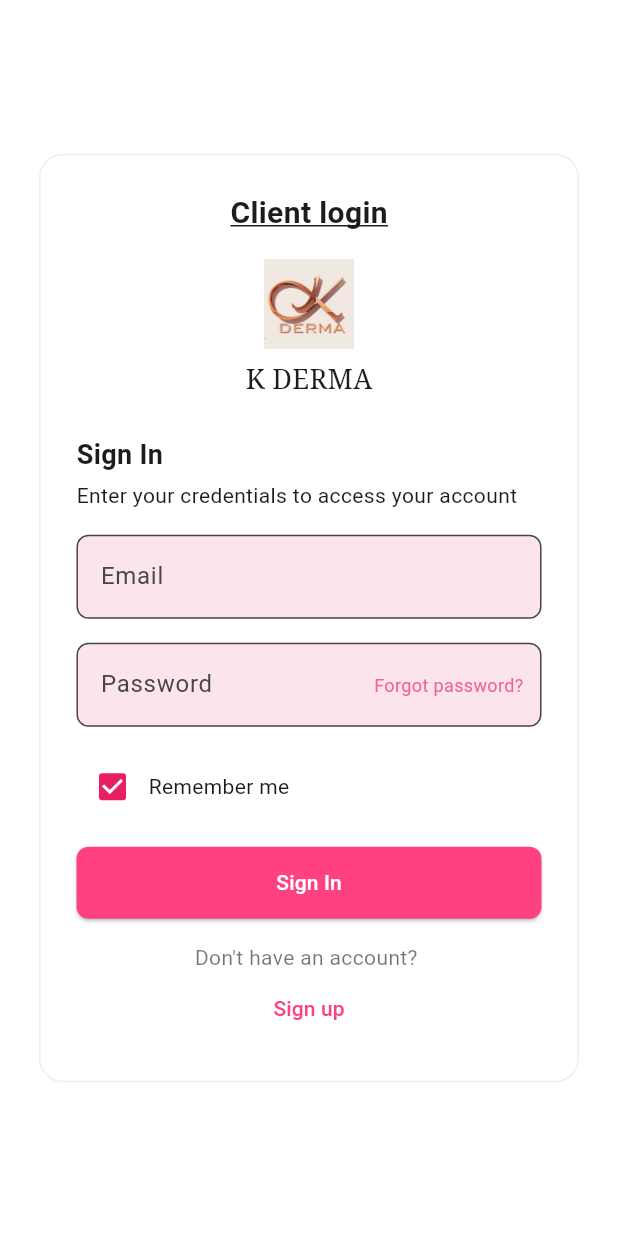
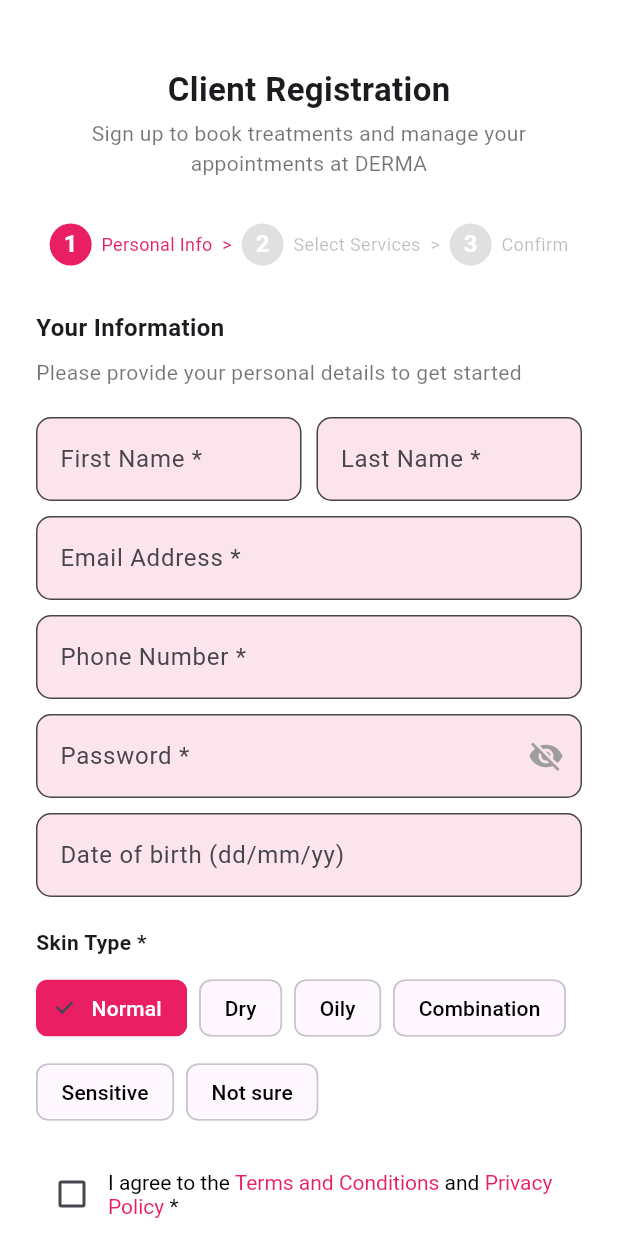
Before and after one commit to ronveee/kderma_mobileapp, a Flutter app: the LoginPage screen opened directly, after a tap on "Sign up", on a phone screen of 412 x 824 dp. Run offline on Flutter 3.47's test engine with Material 3 defaults, Android fonts, the light colour scheme and no system bars; network calls fail; Roboto replaces fonts that are missing (Serif).

Commit message:
Login Ngaa

```diff
--- /dev/null
+++ b/lib/Clientregistrationform.dart
@@ -0,0 +1,236 @@
+import 'package:flutter/material.dart';
+
+class ClientRegistrationForm extends StatefulWidget {
+  const ClientRegistrationForm({super.key});
+
+  @override
+  State<ClientRegistrationForm> createState() => _ClientRegistrationFormState();
+}
+
+class _ClientRegistrationFormState extends State<ClientRegistrationForm> {
+  final _formKey = GlobalKey<FormState>();
+  bool agreeToTerms = false;
+  String selectedSkinType = 'Normal';
+  bool obscurePassword = true;
+
+  final List<String> skinTypes = [
+    'Normal',
+    'Dry',
+    'Oily',
+    'Combination',
+    'Sensitive',
+    'Not sure',
+  ];
+
+  @override
+  Widget build(BuildContext context) {
+    return Scaffold(
+      backgroundColor: Colors.white,
+      resizeToAvoidBottomInset: true, // ✅ allow body to adjust when keyboard appears
+      body: SafeArea(
+        child: SingleChildScrollView(
+          padding: const EdgeInsets.all(24),
+          child: Column(
+            crossAxisAlignment: CrossAxisAlignment.start,
+            children: [
+              const SizedBox(height: 20),
+              const Center(
+                child: Text(
+                  'Client Registration',
+                  style: TextStyle(fontSize: 22, fontWeight: FontWeight.bold),
+                ),
+              ),
+              const SizedBox(height: 4),
+              const Center(
+                child: Text(
+                  'Sign up to book treatments and manage your appointments at DERMA',
+                  textAlign: TextAlign.center,
+                  style: TextStyle(color: Colors.black54),
+                ),
+              ),
+              const SizedBox(height: 30),
+              Row(
+                mainAxisAlignment: MainAxisAlignment.center,
+                children: [
+                  _buildStepCircle('1', true),
+                  const Text('  Personal Info  >  ', style: TextStyle(color: Colors.pink, fontSize: 12,
+                  )),
+                  _buildStepCircle('2', false),
+                  const Text('  Select Services  >  ', style: TextStyle(color: Colors.black26, fontSize: 12)),
+                  _buildStepCircle('3', false),
+                  const Text('  Confirm', style: TextStyle(color: Colors.black26, fontSize: 12)),
+                ],
+              ),
+              const SizedBox(height: 30),
+              Form(
+                key: _formKey,
+                child: Column(
+                  crossAxisAlignment: CrossAxisAlignment.start,
+                  children: [
+                    const Text('Your Information', style: TextStyle(fontSize: 16, fontWeight: FontWeight.bold)),
+                    const SizedBox(height: 8),
+                    const Text('Please provide your personal details to get started', style: TextStyle(color: Colors.black54)),
+                    const SizedBox(height: 20),
+                    Row(
+                      children: [
+                        Expanded(child: _buildTextField('First Name *')),
+                        const SizedBox(width: 10),
+                        Expanded(child: _buildTextField('Last Name *')),
+                      ],
+                    ),
+                    const SizedBox(height: 10),
+                    _buildTextField('Email Address *'),
+                    const SizedBox(height: 10),
+                    _buildTextField('Phone Number *'),
+                    const SizedBox(height: 10),
+                    TextFormField(
+                      obscureText: obscurePassword,
+                      decoration: InputDecoration(
+                        labelText: 'Password *',
+                        suffixIcon: IconButton(
+                          icon: Icon(
+                            obscurePassword ? Icons.visibility_off : Icons.visibility,
+                            color: Colors.grey,
+                          ),
+                          onPressed: () {
+                            setState(() {
+                              obscurePassword = !obscurePassword;
+                            });
+                          },
+                        ),
+                        hintText: 'Password must be at least 8 characters',
+                        filled: true,
+                        fillColor: Colors.pink.shade50,
+                        border: OutlineInputBorder(borderRadius: BorderRadius.circular(10)),
+                      ),
+                      validator: (value) {
+                        if (value == null || value.length < 8) {
+                          return 'Enter at least 8 characters';
+                        }
+                        return null;
+                      },
+                    ),
+                    const SizedBox(height: 10),
+                    _buildTextField('Date of birth (dd/mm/yy)'),
+                    const SizedBox(height: 20),
+                    const Text('Skin Type *', style: TextStyle(fontWeight: FontWeight.bold)),
+                    const SizedBox(height: 10),
+                    Wrap(
+                      spacing: 8,
+                      runSpacing: 8,
+                      children: skinTypes.map((type) {
+                        final selected = selectedSkinType == type;
+                        return ChoiceChip(
+                          label: Text(type),
+                          selected: selected,
+                          onSelected: (_) {
+                            setState(() => selectedSkinType = type);
+                          },
+                          selectedColor: Colors.pink,
+                          labelStyle: TextStyle(
+                            color: selected ? Colors.white : Colors.black,
+                          ),
+                        );
+                      }).toList(),
+                    ),
+                    const SizedBox(height: 20),
+                    Row(
+                      children: [
+                        Checkbox(
+                          value: agreeToTerms,
+                          activeColor: Colors.pink,
+                          onChanged: (value) {
+                            setState(() {
+                              agreeToTerms = value ?? false;
+                            });
+                          },
+                        ),
+                        Expanded(
+                          child: RichText(
+                            text: const TextSpan(
+                              text: 'I agree to the ',
+                              style: TextStyle(color: Colors.black),
+                              children: [
+                                TextSpan(
+                                  text: 'Terms and Conditions',
+                                  style: TextStyle(color: Colors.pink),
+                                ),
+                                TextSpan(text: ' and '),
+                                TextSpan(
+                                  text: 'Privacy Policy',
+                                  style: TextStyle(color: Colors.pink),
+                                ),
+                                TextSpan(text: ' *'),
+                              ],
+                            ),
+                          ),
+                        ),
+                      ],
+                    ),
+                    const SizedBox(height: 20),
+                    SizedBox(
+                      width: double.infinity,
+                      child: ElevatedButton.icon(
+                        onPressed: () {
+                          if (_formKey.currentState!.validate() && agreeToTerms) {
+                            ScaffoldMessenger.of(context).showSnackBar(
+                              const SnackBar(content: Text('Form submitted!')),
+                            );
+                            // Navigator.pushNamed(context, '/nextPage'); // Uncomment if you want navigation
+                          }
+                        },
+                        icon: const Icon(Icons.arrow_forward, color: Colors.white),
+                        label: const Text(
+                          'Next',
+                          style: TextStyle(color: Colors.white, fontWeight: FontWeight.bold),
+                        ),
+                        style: ElevatedButton.styleFrom(
+                          backgroundColor: Colors.pink,
+                          padding: const EdgeInsets.symmetric(vertical: 16),
+                          shape: RoundedRectangleBorder(
+                            borderRadius: BorderRadius.circular(8),
+                          ),
+                        ),
+                      ),
+                    ),
+                    const SizedBox(height: 30),
+                  ],
+                ),
+              ),
+            ],
+          ),
+        ),
+      ),
+    );
+  }
+
+  Widget _buildStepCircle(String number, bool isActive) {
+    return CircleAvatar(
+      radius: 14,
+      backgroundColor: isActive ? Colors.pink : Colors.grey[300],
+      child: Text(
+        number,
+        style: const TextStyle(color: Colors.white, fontWeight: FontWeight.bold),
+      ),
+    );
+  }
+
+  Widget _buildTextField(String label) {
+    return TextFormField(
+      decoration: InputDecoration(
+        labelText: label,
+        filled: true,
+        fillColor: Colors.pink.shade50,
+        border: OutlineInputBorder(
+          borderRadius: BorderRadius.circular(10),
+        ),
+      ),
+      validator: (value) {
+        if (value == null || value.isEmpty) {
+          return 'This field is required';
+        }
+        return null;
+      },
+    );
+  }
+}
--- a/lib/Login.dart
+++ b/lib/Login.dart
@@ -1,25 +1,28 @@
 import 'package:flutter/material.dart';
-
 
 class Login extends StatelessWidget {
   const Login({super.key});
 
   @override
   Widget build(BuildContext context) {
-    return MaterialApp(
-      title: 'K Derma Login',
-      debugShowCheckedModeBanner: false,
-      home: const LoginPage(),
-    );
+    return const LoginPage();
   }
 }
 
-class LoginPage extends StatelessWidget {
+class LoginPage extends StatefulWidget {
   const LoginPage({super.key});
+
+  @override
+  State<LoginPage> createState() => _LoginPageState();
+}
+
+class _LoginPageState extends State<LoginPage> {
+  bool _rememberMe = false;
 
   @override
   Widget build(BuildContext context) {
     return Scaffold(
+      resizeToAvoidBottomInset: false,
       backgroundColor: Colors.white,
       body: Center(
         child: Container(
@@ -42,7 +45,7 @@ class LoginPage extends StatelessWidget {
               ),
               const SizedBox(height: 16),
               Image.asset(
-                'assets/wawa.jpg', // Ensure this file exists and is listed in pubspec.yaml
+                'assets/wawa.jpg',
                 height: 60,
               ),
               const SizedBox(height: 8),
@@ -96,8 +99,12 @@ class LoginPage extends StatelessWidget {
               Row(
                 children: [
                   Checkbox(
-                    value: true,
-                    onChanged: (val) {},
+                    value: _rememberMe,
+                    onChanged: (val) {
+                      setState(() {
+                        _rememberMe = val ?? false;
+                      });
+                    },
                     activeColor: Colors.pink,
                   ),
                   const Text("Remember me")
@@ -114,7 +121,9 @@ class LoginPage extends StatelessWidget {
                       borderRadius: BorderRadius.circular(8),
                     ),
                   ),
-                  onPressed: () {},
+                  onPressed: () {
+                    Navigator.pushNamed(context, '/');
+                  },
                   child: const Text(
                     "Sign In",
                     style: TextStyle(color: Colors.white),
@@ -125,7 +134,9 @@ class LoginPage extends StatelessWidget {
               const Text("Don't have an account? ",
                   style: TextStyle(color: Colors.black54)),
               TextButton(
-                onPressed: () {},
+                onPressed: () {
+                  Navigator.pushNamed(context, '/register');
+                },
                 child: const Text("Sign up", style: TextStyle(color: Colors.pinkAccent)),
               ),
             ],
--- a/lib/main.dart
+++ b/lib/main.dart
@@ -3,6 +3,9 @@
 import 'package:kderma_mobileapp/treatment.dart';
 import 'package:kderma_mobileapp/services.dart' as services;
 import 'package:kderma_mobileapp/Login.dart';
+
+import 'ClientRegistrationForm.dart';
+
 
 void main() {
   runApp(MyApp());
@@ -23,7 +26,9 @@
         '/dashboard': (context) => DashboardPage(),
         '/services': (context) => services.SkincareServicesSection(),
         '/treatment': (context) => TreatmentTimelineSection(),
-        '/login': (context) => Login(), // route name should be lowercase for consistency
+        '/login': (context) => Login(),
+        '/register': (context) => ClientRegistrationForm(),
+
       },
     );
   }
@@ -57,7 +62,8 @@
     ProfilePage(), // Profile
     services.SkincareServicesSection(), // Services
     Center(child: Text('My Appointments')), // My Appointments
-    TreatmentTimelineSection(), // Treatment History
+    TreatmentTimelineSection(),
+    Login()
   ];
 
   void _logout(BuildContext context) async {
```
